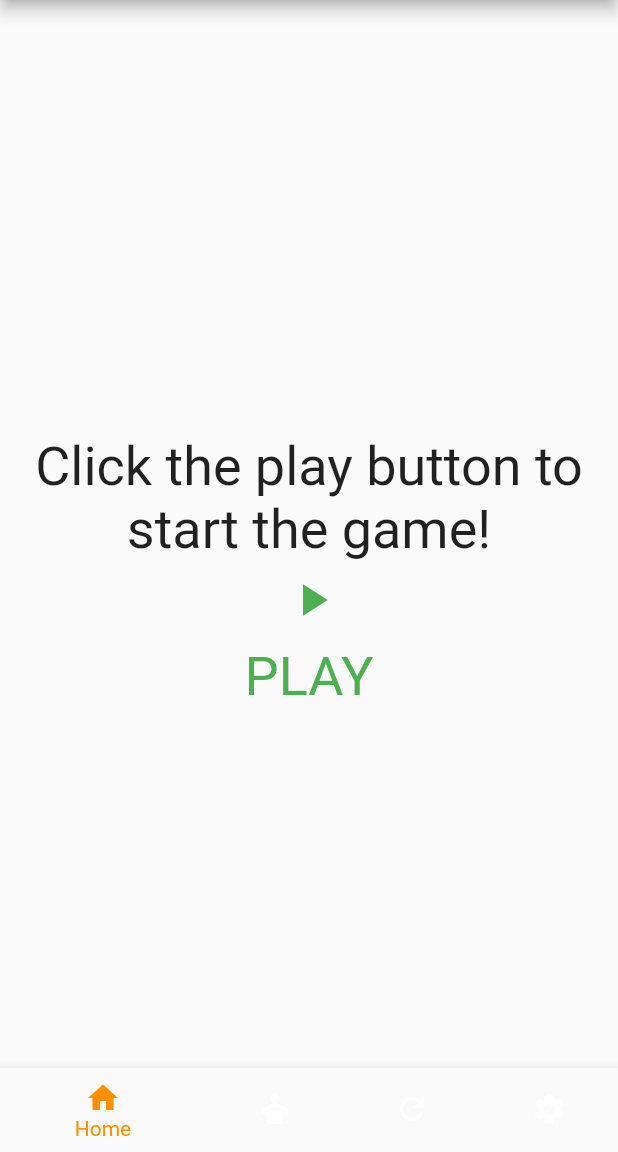
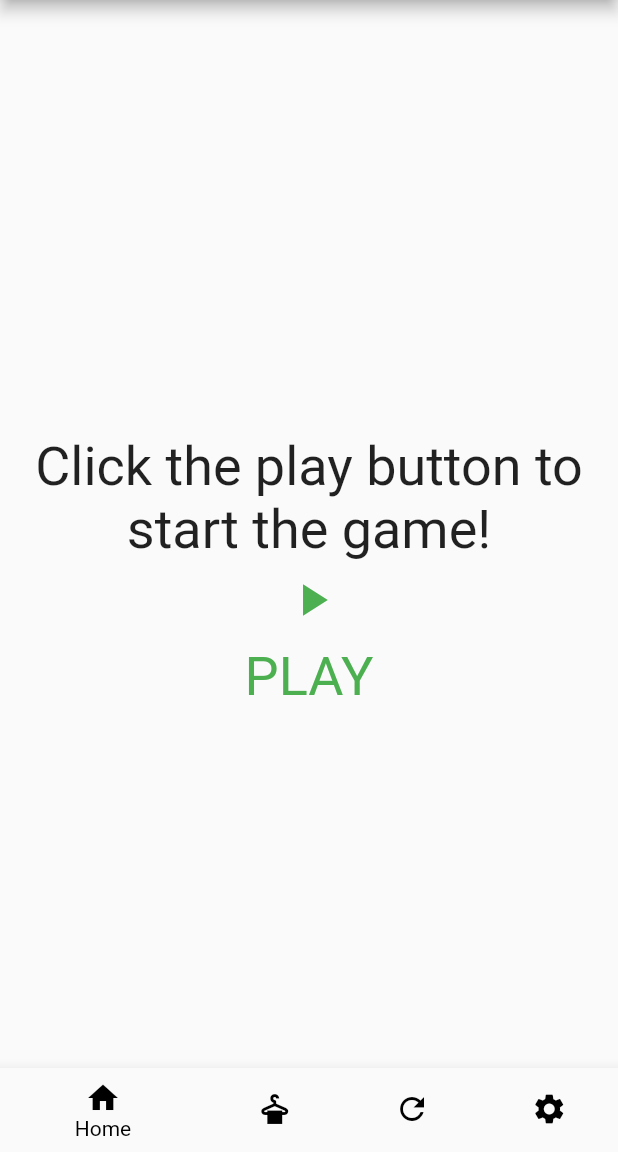
Before and after one commit to AlexanderSambale/Acroulette, a Flutter app: the screen it shows after launch, on a phone screen of 412 x 824 dp, the part 84-1236 px from its top. Run offline on Flutter 3.47's test engine with Material 2 defaults, Android fonts, the phone set to English and light mode, and no system bars; our stand-ins replace bloc, equatable, flutter_bloc, flutter_tts; missing offline and left inert: vosk_flutter_plugin.

Commit message:
Adjust navigation icon color and text to black

```diff
--- a/lib/main.dart
+++ b/lib/main.dart
@@ -88,24 +88,24 @@ class _MyHomePageState extends State<MyHomePage> {
       bottomNavigationBar: BottomNavigationBar(
         items: const <BottomNavigationBarItem>[
           BottomNavigationBarItem(
-            icon: Icon(Icons.home),
+            icon: Icon(Icons.home, color: Colors.black),
             label: 'Home',
           ),
           BottomNavigationBarItem(
-            icon: Icon(Icons.dry_cleaning),
+            icon: Icon(Icons.dry_cleaning, color: Colors.black),
             label: 'Positions',
           ),
           BottomNavigationBarItem(
-            icon: Icon(Icons.refresh),
+            icon: Icon(Icons.refresh, color: Colors.black),
             label: 'Flows',
           ),
           BottomNavigationBarItem(
-            icon: Icon(Icons.settings),
+            icon: Icon(Icons.settings, color: Colors.black),
             label: 'Settings',
           ),
         ],
         currentIndex: _selectedIndex,
-        selectedItemColor: Colors.amber[800],
+        selectedItemColor: Colors.black,
         onTap: _onItemTapped,
       ),
     );
```
